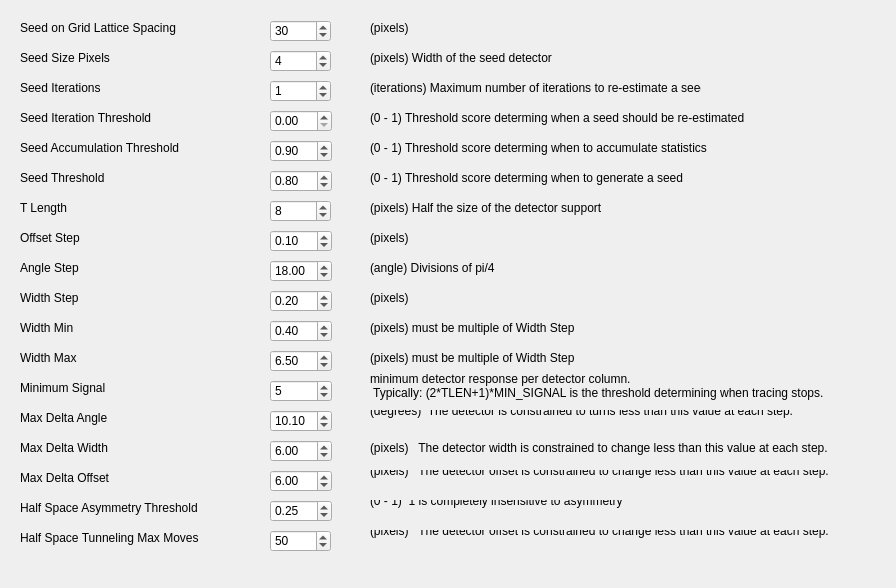
Before: the Qt Designer form src/WhiskerToolbox/Whisker_Widget/janelia_config.ui in paulmthompson/WhiskerToolbox, drawn with Qt 5.
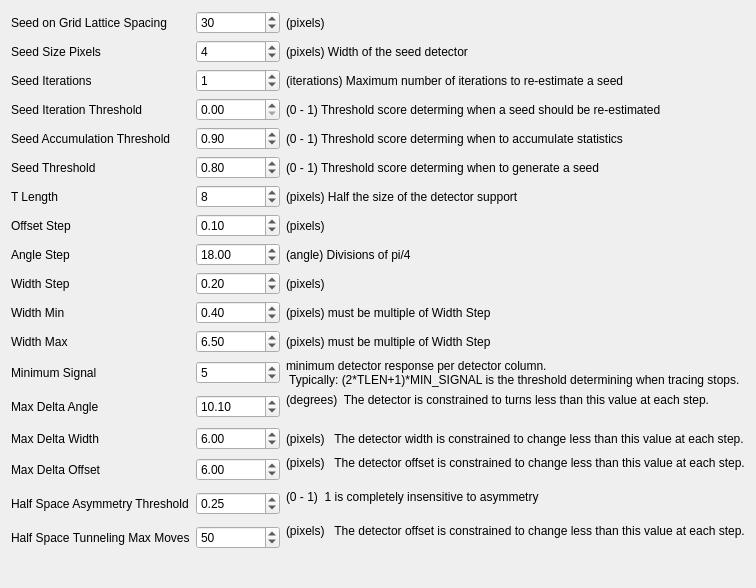
After: the same form once the commit is applied.

Commit message: better janelia layout

```diff
--- a/src/WhiskerToolbox/Whisker_Widget/janelia_config.ui
+++ b/src/WhiskerToolbox/Whisker_Widget/janelia_config.ui
@@ -6,239 +6,68 @@
    <rect>
     <x>0</x>
     <y>0</y>
-    <width>896</width>
+    <width>756</width>
     <height>588</height>
    </rect>
   </property>
   <property name="windowTitle">
    <string>Form</string>
   </property>
-  <widget class="QSpinBox" name="seed_on_grid_lattice_spacing">
-   <property name="geometry">
-    <rect>
-     <x>270</x>
-     <y>20</y>
-     <width>61</width>
-     <height>22</height>
-    </rect>
-   </property>
+  <layout class="QVBoxLayout" name="verticalLayout">
+   <item>
+    <layout class="QGridLayout" name="gridLayout">
+     <item row="11" column="1">
+      <widget class="QDoubleSpinBox" name="width_max">
+       <property name="maximum">
+        <double>10.000000000000000</double>
+       </property>
+       <property name="singleStep">
+        <double>0.010000000000000</double>
+       </property>
    <property name="value">
-    <number>30</number>
-   </property>
-  </widget>
-  <widget class="QLabel" name="label">
-   <property name="geometry">
-    <rect>
-     <x>20</x>
-     <y>20</y>
-     <width>181</width>
-     <height>16</height>
-    </rect>
-   </property>
+        <double>6.500000000000000</double>
+       </property>
+      </widget>
+     </item>
+     <item row="15" column="2">
+      <widget class="QLabel" name="label_34">
    <property name="text">
-    <string>Seed on Grid Lattice Spacing</string>
-   </property>
-  </widget>
-  <widget class="QLabel" name="label_2">
-   <property name="geometry">
-    <rect>
-     <x>20</x>
-     <y>50</y>
-     <width>161</width>
-     <height>16</height>
-    </rect>
-   </property>
+        <string>(pixels)   The detector offset is constrained to change less than this value at each step.
+</string>
+       </property>
+      </widget>
+     </item>
+     <item row="12" column="2">
+      <widget class="QLabel" name="label_31">
    <property name="text">
-    <string>Seed Size Pixels</string>
-   </property>
-  </widget>
-  <widget class="QSpinBox" name="seed_size_px">
-   <property name="geometry">
-    <rect>
-     <x>270</x>
-     <y>50</y>
-     <width>61</width>
-     <height>22</height>
-    </rect>
-   </property>
-   <property name="value">
-    <number>4</number>
-   </property>
-  </widget>
-  <widget class="QLabel" name="label_3">
-   <property name="geometry">
-    <rect>
-     <x>20</x>
-     <y>80</y>
-     <width>161</width>
-     <height>16</height>
-    </rect>
-   </property>
+        <string>minimum detector response per detector column.  
+ Typically: (2*TLEN+1)*MIN_SIGNAL is the threshold determining when tracing stops.</string>
+       </property>
+      </widget>
+     </item>
+     <item row="15" column="0">
+      <widget class="QLabel" name="label_24">
+       <property name="text">
+        <string>Max Delta Offset</string>
+       </property>
+      </widget>
+     </item>
+     <item row="16" column="0">
+      <widget class="QLabel" name="label_25">
    <property name="text">
-    <string>Seed Iterations</string>
-   </property>
-  </widget>
+        <string>Half Space Asymmetry Threshold</string>
+       </property>
+      </widget>
+     </item>
+     <item row="2" column="1">
   <widget class="QSpinBox" name="seed_iterations">
-   <property name="geometry">
-    <rect>
-     <x>270</x>
-     <y>80</y>
-     <width>61</width>
-     <height>22</height>
-    </rect>
-   </property>
    <property name="value">
     <number>1</number>
    </property>
   </widget>
-  <widget class="QLabel" name="label_4">
-   <property name="geometry">
-    <rect>
-     <x>370</x>
-     <y>20</y>
-     <width>181</width>
-     <height>16</height>
-    </rect>
-   </property>
-   <property name="text">
-    <string>(pixels)</string>
-   </property>
-  </widget>
-  <widget class="QLabel" name="label_5">
-   <property name="geometry">
-    <rect>
-     <x>370</x>
-     <y>50</y>
-     <width>261</width>
-     <height>16</height>
-    </rect>
-   </property>
-   <property name="text">
-    <string>(pixels) Width of the seed detector</string>
-   </property>
-  </widget>
-  <widget class="QLabel" name="label_6">
-   <property name="geometry">
-    <rect>
-     <x>370</x>
-     <y>80</y>
-     <width>331</width>
-     <height>16</height>
-    </rect>
-   </property>
-   <property name="text">
-    <string>(iterations) Maximum number of iterations to re-estimate a seed</string>
-   </property>
-  </widget>
-  <widget class="QLabel" name="label_7">
-   <property name="geometry">
-    <rect>
-     <x>20</x>
-     <y>110</y>
-     <width>161</width>
-     <height>16</height>
-    </rect>
-   </property>
-   <property name="text">
-    <string>Seed Iteration Threshold</string>
-   </property>
-  </widget>
-  <widget class="QDoubleSpinBox" name="seed_iteration_thres">
-   <property name="geometry">
-    <rect>
-     <x>270</x>
-     <y>110</y>
-     <width>62</width>
-     <height>22</height>
-    </rect>
-   </property>
-   <property name="maximum">
-    <double>1.000000000000000</double>
-   </property>
-   <property name="singleStep">
-    <double>0.010000000000000</double>
-   </property>
-  </widget>
-  <widget class="QLabel" name="label_8">
-   <property name="geometry">
-    <rect>
-     <x>370</x>
-     <y>110</y>
-     <width>401</width>
-     <height>16</height>
-    </rect>
-   </property>
-   <property name="text">
-    <string>(0 - 1) Threshold score determing when a seed should be re-estimated</string>
-   </property>
-  </widget>
-  <widget class="QLabel" name="label_9">
-   <property name="geometry">
-    <rect>
-     <x>20</x>
-     <y>140</y>
-     <width>161</width>
-     <height>16</height>
-    </rect>
-   </property>
-   <property name="text">
-    <string>Seed Accumulation Threshold</string>
-   </property>
-  </widget>
-  <widget class="QDoubleSpinBox" name="seed_accum_thresh">
-   <property name="geometry">
-    <rect>
-     <x>270</x>
-     <y>140</y>
-     <width>62</width>
-     <height>22</height>
-    </rect>
-   </property>
-   <property name="maximum">
-    <double>1.000000000000000</double>
-   </property>
-   <property name="singleStep">
-    <double>0.010000000000000</double>
-   </property>
-   <property name="value">
-    <double>0.900000000000000</double>
-   </property>
-  </widget>
-  <widget class="QLabel" name="label_10">
-   <property name="geometry">
-    <rect>
-     <x>370</x>
-     <y>140</y>
-     <width>401</width>
-     <height>16</height>
-    </rect>
-   </property>
-   <property name="text">
-    <string>(0 - 1) Threshold score determing when to accumulate statistics</string>
-   </property>
-  </widget>
-  <widget class="QLabel" name="label_11">
-   <property name="geometry">
-    <rect>
-     <x>20</x>
-     <y>170</y>
-     <width>161</width>
-     <height>16</height>
-    </rect>
-   </property>
-   <property name="text">
-    <string>Seed Threshold</string>
-   </property>
-  </widget>
+     </item>
+     <item row="5" column="1">
   <widget class="QDoubleSpinBox" name="seed_thres">
-   <property name="geometry">
-    <rect>
-     <x>270</x>
-     <y>170</y>
-     <width>62</width>
-     <height>22</height>
-    </rect>
-   </property>
    <property name="maximum">
     <double>1.000000000000000</double>
    </property>
@@ -249,125 +78,33 @@
     <double>0.800000000000000</double>
    </property>
   </widget>
-  <widget class="QLabel" name="label_12">
-   <property name="geometry">
-    <rect>
-     <x>370</x>
-     <y>170</y>
-     <width>401</width>
-     <height>16</height>
-    </rect>
-   </property>
-   <property name="text">
-    <string>(0 - 1) Threshold score determing when to generate a seed</string>
-   </property>
-  </widget>
-  <widget class="QLabel" name="label_13">
-   <property name="geometry">
-    <rect>
-     <x>20</x>
-     <y>200</y>
-     <width>49</width>
-     <height>16</height>
-    </rect>
-   </property>
-   <property name="text">
-    <string>T Length</string>
-   </property>
-  </widget>
+     </item>
+     <item row="6" column="1">
   <widget class="QSpinBox" name="tlen">
-   <property name="geometry">
-    <rect>
-     <x>270</x>
-     <y>200</y>
-     <width>61</width>
-     <height>22</height>
-    </rect>
-   </property>
    <property name="value">
     <number>8</number>
    </property>
   </widget>
-  <widget class="QLabel" name="label_14">
-   <property name="geometry">
-    <rect>
-     <x>370</x>
-     <y>200</y>
-     <width>401</width>
-     <height>16</height>
-    </rect>
-   </property>
-   <property name="text">
-    <string>(pixels) Half the size of the detector support</string>
-   </property>
-  </widget>
-  <widget class="QLabel" name="label_15">
-   <property name="geometry">
-    <rect>
-     <x>20</x>
-     <y>230</y>
-     <width>81</width>
-     <height>16</height>
-    </rect>
-   </property>
-   <property name="text">
-    <string>Offset Step</string>
-   </property>
-  </widget>
-  <widget class="QDoubleSpinBox" name="offset_step">
-   <property name="geometry">
-    <rect>
-     <x>270</x>
-     <y>230</y>
-     <width>62</width>
-     <height>22</height>
-    </rect>
-   </property>
+     </item>
+     <item row="3" column="1">
+      <widget class="QDoubleSpinBox" name="seed_iteration_thres">
    <property name="maximum">
     <double>1.000000000000000</double>
    </property>
    <property name="singleStep">
     <double>0.010000000000000</double>
    </property>
-   <property name="value">
-    <double>0.100000000000000</double>
-   </property>
-  </widget>
-  <widget class="QLabel" name="label_16">
-   <property name="geometry">
-    <rect>
-     <x>20</x>
-     <y>260</y>
-     <width>81</width>
-     <height>16</height>
-    </rect>
-   </property>
+      </widget>
+     </item>
+     <item row="4" column="2">
+      <widget class="QLabel" name="label_10">
    <property name="text">
-    <string>Angle Step</string>
-   </property>
-  </widget>
-  <widget class="QLabel" name="label_17">
-   <property name="geometry">
-    <rect>
-     <x>370</x>
-     <y>230</y>
-     <width>401</width>
-     <height>16</height>
-    </rect>
-   </property>
-   <property name="text">
-    <string>(pixels)</string>
-   </property>
-  </widget>
+        <string>(0 - 1) Threshold score determing when to accumulate statistics</string>
+       </property>
+      </widget>
+     </item>
+     <item row="8" column="1">
   <widget class="QDoubleSpinBox" name="angle_step">
-   <property name="geometry">
-    <rect>
-     <x>270</x>
-     <y>260</y>
-     <width>62</width>
-     <height>22</height>
-    </rect>
-   </property>
    <property name="maximum">
     <double>30.000000000000000</double>
    </property>
@@ -378,124 +115,43 @@
     <double>18.000000000000000</double>
    </property>
   </widget>
-  <widget class="QLabel" name="label_18">
-   <property name="geometry">
-    <rect>
-     <x>20</x>
-     <y>290</y>
-     <width>81</width>
-     <height>16</height>
-    </rect>
-   </property>
-   <property name="text">
-    <string>Width Step</string>
-   </property>
-  </widget>
-  <widget class="QDoubleSpinBox" name="width_step">
-   <property name="geometry">
-    <rect>
-     <x>270</x>
-     <y>290</y>
-     <width>62</width>
-     <height>22</height>
-    </rect>
-   </property>
+     </item>
+     <item row="14" column="1">
+      <widget class="QDoubleSpinBox" name="max_delta_width">
    <property name="maximum">
-    <double>1.000000000000000</double>
+        <double>20.000000000000000</double>
    </property>
    <property name="singleStep">
     <double>0.010000000000000</double>
    </property>
    <property name="value">
-    <double>0.200000000000000</double>
-   </property>
-  </widget>
-  <widget class="QLabel" name="label_19">
-   <property name="geometry">
-    <rect>
-     <x>20</x>
-     <y>320</y>
-     <width>81</width>
-     <height>16</height>
-    </rect>
-   </property>
-   <property name="text">
-    <string>Width Min</string>
-   </property>
-  </widget>
-  <widget class="QDoubleSpinBox" name="width_min">
-   <property name="geometry">
-    <rect>
-     <x>270</x>
-     <y>320</y>
-     <width>62</width>
-     <height>22</height>
-    </rect>
-   </property>
-   <property name="maximum">
-    <double>1.000000000000000</double>
-   </property>
-   <property name="singleStep">
-    <double>0.010000000000000</double>
-   </property>
+        <double>6.000000000000000</double>
+       </property>
+      </widget>
+     </item>
+     <item row="0" column="1">
+      <widget class="QSpinBox" name="seed_on_grid_lattice_spacing">
    <property name="value">
-    <double>0.400000000000000</double>
-   </property>
-  </widget>
-  <widget class="QLabel" name="label_20">
-   <property name="geometry">
-    <rect>
-     <x>20</x>
-     <y>350</y>
-     <width>81</width>
-     <height>16</height>
-    </rect>
-   </property>
+        <number>30</number>
+       </property>
+      </widget>
+     </item>
+     <item row="5" column="2">
+      <widget class="QLabel" name="label_12">
    <property name="text">
-    <string>Width Max</string>
-   </property>
-  </widget>
-  <widget class="QDoubleSpinBox" name="width_max">
-   <property name="geometry">
-    <rect>
-     <x>270</x>
-     <y>350</y>
-     <width>62</width>
-     <height>22</height>
-    </rect>
-   </property>
-   <property name="maximum">
-    <double>10.000000000000000</double>
-   </property>
-   <property name="singleStep">
-    <double>0.010000000000000</double>
-   </property>
-   <property name="value">
-    <double>6.500000000000000</double>
-   </property>
-  </widget>
-  <widget class="QLabel" name="label_21">
-   <property name="geometry">
-    <rect>
-     <x>20</x>
-     <y>380</y>
-     <width>161</width>
-     <height>16</height>
-    </rect>
-   </property>
+        <string>(0 - 1) Threshold score determing when to generate a seed</string>
+       </property>
+      </widget>
+     </item>
+     <item row="6" column="2">
+      <widget class="QLabel" name="label_14">
    <property name="text">
-    <string>Minimum Signal</string>
-   </property>
-  </widget>
+        <string>(pixels) Half the size of the detector support</string>
+       </property>
+      </widget>
+     </item>
+     <item row="12" column="1">
   <widget class="QDoubleSpinBox" name="min_signal">
-   <property name="geometry">
-    <rect>
-     <x>270</x>
-     <y>380</y>
-     <width>62</width>
-     <height>22</height>
-    </rect>
-   </property>
    <property name="decimals">
     <number>0</number>
    </property>
@@ -509,159 +165,63 @@
     <double>5.000000000000000</double>
    </property>
   </widget>
-  <widget class="QLabel" name="label_22">
-   <property name="geometry">
-    <rect>
-     <x>20</x>
-     <y>410</y>
-     <width>161</width>
-     <height>16</height>
-    </rect>
-   </property>
+     </item>
+     <item row="3" column="0">
+      <widget class="QLabel" name="label_7">
+       <property name="text">
+        <string>Seed Iteration Threshold</string>
+       </property>
+      </widget>
+     </item>
+     <item row="4" column="1">
+      <widget class="QDoubleSpinBox" name="seed_accum_thresh">
+       <property name="maximum">
+        <double>1.000000000000000</double>
+       </property>
+       <property name="singleStep">
+        <double>0.010000000000000</double>
+       </property>
+       <property name="value">
+        <double>0.900000000000000</double>
+       </property>
+      </widget>
+     </item>
+     <item row="10" column="1">
+      <widget class="QDoubleSpinBox" name="width_min">
+       <property name="maximum">
+        <double>1.000000000000000</double>
+       </property>
+       <property name="singleStep">
+        <double>0.010000000000000</double>
+       </property>
+       <property name="value">
+        <double>0.400000000000000</double>
+       </property>
+      </widget>
+     </item>
+     <item row="14" column="2">
+      <widget class="QLabel" name="label_33">
    <property name="text">
-    <string>Max Delta Angle</string>
-   </property>
-  </widget>
+        <string>(pixels)   The detector width is constrained to change less than this value at each step.</string>
+       </property>
+      </widget>
+     </item>
+     <item row="10" column="0">
+      <widget class="QLabel" name="label_19">
+       <property name="text">
+        <string>Width Min</string>
+       </property>
+      </widget>
+     </item>
+     <item row="14" column="0">
   <widget class="QLabel" name="label_23">
-   <property name="geometry">
-    <rect>
-     <x>20</x>
-     <y>440</y>
-     <width>161</width>
-     <height>16</height>
-    </rect>
-   </property>
    <property name="text">
     <string>Max Delta Width</string>
    </property>
   </widget>
-  <widget class="QLabel" name="label_24">
-   <property name="geometry">
-    <rect>
-     <x>20</x>
-     <y>470</y>
-     <width>161</width>
-     <height>16</height>
-    </rect>
-   </property>
-   <property name="text">
-    <string>Max Delta Offset</string>
-   </property>
-  </widget>
-  <widget class="QLabel" name="label_25">
-   <property name="geometry">
-    <rect>
-     <x>20</x>
-     <y>500</y>
-     <width>201</width>
-     <height>16</height>
-    </rect>
-   </property>
-   <property name="text">
-    <string>Half Space Asymmetry Threshold</string>
-   </property>
-  </widget>
-  <widget class="QLabel" name="label_26">
-   <property name="geometry">
-    <rect>
-     <x>20</x>
-     <y>530</y>
-     <width>201</width>
-     <height>16</height>
-    </rect>
-   </property>
-   <property name="text">
-    <string>Half Space Tunneling Max Moves</string>
-   </property>
-  </widget>
-  <widget class="QSpinBox" name="half_space_tunneling_max_moves">
-   <property name="geometry">
-    <rect>
-     <x>270</x>
-     <y>530</y>
-     <width>61</width>
-     <height>22</height>
-    </rect>
-   </property>
-   <property name="value">
-    <number>50</number>
-   </property>
-  </widget>
-  <widget class="QLabel" name="label_27">
-   <property name="geometry">
-    <rect>
-     <x>370</x>
-     <y>260</y>
-     <width>401</width>
-     <height>16</height>
-    </rect>
-   </property>
-   <property name="text">
-    <string>(angle) Divisions of pi/4</string>
-   </property>
-  </widget>
-  <widget class="QLabel" name="label_28">
-   <property name="geometry">
-    <rect>
-     <x>370</x>
-     <y>290</y>
-     <width>401</width>
-     <height>16</height>
-    </rect>
-   </property>
-   <property name="text">
-    <string>(pixels)</string>
-   </property>
-  </widget>
-  <widget class="QLabel" name="label_29">
-   <property name="geometry">
-    <rect>
-     <x>370</x>
-     <y>320</y>
-     <width>401</width>
-     <height>16</height>
-    </rect>
-   </property>
-   <property name="text">
-    <string>(pixels) must be multiple of Width Step</string>
-   </property>
-  </widget>
-  <widget class="QLabel" name="label_30">
-   <property name="geometry">
-    <rect>
-     <x>370</x>
-     <y>350</y>
-     <width>401</width>
-     <height>16</height>
-    </rect>
-   </property>
-   <property name="text">
-    <string>(pixels) must be multiple of Width Step</string>
-   </property>
-  </widget>
-  <widget class="QLabel" name="label_31">
-   <property name="geometry">
-    <rect>
-     <x>370</x>
-     <y>370</y>
-     <width>491</width>
-     <height>31</height>
-    </rect>
-   </property>
-   <property name="text">
-    <string>minimum detector response per detector column.  
- Typically: (2*TLEN+1)*MIN_SIGNAL is the threshold determining when tracing stops.</string>
-   </property>
-  </widget>
+     </item>
+     <item row="13" column="1">
   <widget class="QDoubleSpinBox" name="max_delta_angle">
-   <property name="geometry">
-    <rect>
-     <x>270</x>
-     <y>410</y>
-     <width>62</width>
-     <height>22</height>
-    </rect>
-   </property>
    <property name="maximum">
     <double>100.000000000000000</double>
    </property>
@@ -672,48 +232,72 @@
     <double>10.100000000000000</double>
    </property>
   </widget>
-  <widget class="QLabel" name="label_32">
-   <property name="geometry">
-    <rect>
-     <x>370</x>
-     <y>410</y>
-     <width>491</width>
-     <height>16</height>
-    </rect>
-   </property>
-   <property name="text">
-    <string>(degrees)  The detector is constrained to turns less than this value at each step.
-</string>
-   </property>
-  </widget>
-  <widget class="QDoubleSpinBox" name="max_delta_width">
-   <property name="geometry">
-    <rect>
-     <x>270</x>
-     <y>440</y>
-     <width>62</width>
-     <height>22</height>
-    </rect>
-   </property>
-   <property name="maximum">
-    <double>20.000000000000000</double>
-   </property>
-   <property name="singleStep">
-    <double>0.010000000000000</double>
-   </property>
+     </item>
+     <item row="1" column="1">
+      <widget class="QSpinBox" name="seed_size_px">
    <property name="value">
-    <double>6.000000000000000</double>
-   </property>
-  </widget>
+        <number>4</number>
+       </property>
+      </widget>
+     </item>
+     <item row="8" column="0">
+      <widget class="QLabel" name="label_16">
+       <property name="text">
+        <string>Angle Step</string>
+       </property>
+      </widget>
+     </item>
+     <item row="11" column="2">
+      <widget class="QLabel" name="label_30">
+       <property name="text">
+        <string>(pixels) must be multiple of Width Step</string>
+       </property>
+      </widget>
+     </item>
+     <item row="10" column="2">
+      <widget class="QLabel" name="label_29">
+       <property name="text">
+        <string>(pixels) must be multiple of Width Step</string>
+       </property>
+      </widget>
+     </item>
+     <item row="2" column="0">
+      <widget class="QLabel" name="label_3">
+       <property name="text">
+        <string>Seed Iterations</string>
+       </property>
+      </widget>
+     </item>
+     <item row="7" column="2">
+      <widget class="QLabel" name="label_17">
+       <property name="text">
+        <string>(pixels)</string>
+       </property>
+      </widget>
+     </item>
+     <item row="1" column="2">
+      <widget class="QLabel" name="label_5">
+       <property name="text">
+        <string>(pixels) Width of the seed detector</string>
+       </property>
+      </widget>
+     </item>
+     <item row="0" column="0">
+      <widget class="QLabel" name="label">
+       <property name="text">
+        <string>Seed on Grid Lattice Spacing</string>
+       </property>
+      </widget>
+     </item>
+     <item row="11" column="0">
+      <widget class="QLabel" name="label_20">
+       <property name="text">
+        <string>Width Max</string>
+       </property>
+      </widget>
+     </item>
+     <item row="15" column="1">
   <widget class="QDoubleSpinBox" name="max_delta_offset">
-   <property name="geometry">
-    <rect>
-     <x>270</x>
-     <y>470</y>
-     <width>62</width>
-     <height>22</height>
-    </rect>
-   </property>
    <property name="maximum">
     <double>20.000000000000000</double>
    </property>
@@ -724,42 +308,9 @@
     <double>6.000000000000000</double>
    </property>
   </widget>
-  <widget class="QLabel" name="label_33">
-   <property name="geometry">
-    <rect>
-     <x>370</x>
-     <y>440</y>
-     <width>491</width>
-     <height>16</height>
-    </rect>
-   </property>
-   <property name="text">
-    <string>(pixels)   The detector width is constrained to change less than this value at each step.</string>
-   </property>
-  </widget>
-  <widget class="QLabel" name="label_34">
-   <property name="geometry">
-    <rect>
-     <x>370</x>
-     <y>470</y>
-     <width>491</width>
-     <height>16</height>
-    </rect>
-   </property>
-   <property name="text">
-    <string>(pixels)   The detector offset is constrained to change less than this value at each step.
-</string>
-   </property>
-  </widget>
+     </item>
+     <item row="16" column="1">
   <widget class="QDoubleSpinBox" name="half_space_asymmetry_threshold">
-   <property name="geometry">
-    <rect>
-     <x>270</x>
-     <y>500</y>
-     <width>62</width>
-     <height>22</height>
-    </rect>
-   </property>
    <property name="maximum">
     <double>1.000000000000000</double>
    </property>
@@ -770,34 +321,178 @@
     <double>0.250000000000000</double>
    </property>
   </widget>
+     </item>
+     <item row="13" column="0">
+      <widget class="QLabel" name="label_22">
+       <property name="text">
+        <string>Max Delta Angle</string>
+       </property>
+      </widget>
+     </item>
+     <item row="1" column="0">
+      <widget class="QLabel" name="label_2">
+       <property name="text">
+        <string>Seed Size Pixels</string>
+       </property>
+      </widget>
+     </item>
+     <item row="2" column="2">
+      <widget class="QLabel" name="label_6">
+       <property name="text">
+        <string>(iterations) Maximum number of iterations to re-estimate a seed</string>
+       </property>
+      </widget>
+     </item>
+     <item row="0" column="2">
+      <widget class="QLabel" name="label_4">
+       <property name="text">
+        <string>(pixels)</string>
+       </property>
+      </widget>
+     </item>
+     <item row="4" column="0">
+      <widget class="QLabel" name="label_9">
+       <property name="text">
+        <string>Seed Accumulation Threshold</string>
+       </property>
+      </widget>
+     </item>
+     <item row="8" column="2">
+      <widget class="QLabel" name="label_27">
+       <property name="text">
+        <string>(angle) Divisions of pi/4</string>
+       </property>
+      </widget>
+     </item>
+     <item row="9" column="0">
+      <widget class="QLabel" name="label_18">
+       <property name="text">
+        <string>Width Step</string>
+       </property>
+      </widget>
+     </item>
+     <item row="12" column="0">
+      <widget class="QLabel" name="label_21">
+       <property name="text">
+        <string>Minimum Signal</string>
+       </property>
+      </widget>
+     </item>
+     <item row="6" column="0">
+      <widget class="QLabel" name="label_13">
+       <property name="text">
+        <string>T Length</string>
+       </property>
+      </widget>
+     </item>
+     <item row="9" column="2">
+      <widget class="QLabel" name="label_28">
+       <property name="text">
+        <string>(pixels)</string>
+       </property>
+      </widget>
+     </item>
+     <item row="3" column="2">
+      <widget class="QLabel" name="label_8">
+       <property name="text">
+        <string>(0 - 1) Threshold score determing when a seed should be re-estimated</string>
+       </property>
+      </widget>
+     </item>
+     <item row="13" column="2">
+      <widget class="QLabel" name="label_32">
+       <property name="text">
+        <string>(degrees)  The detector is constrained to turns less than this value at each step.
+</string>
+       </property>
+      </widget>
+     </item>
+     <item row="16" column="2">
   <widget class="QLabel" name="label_35">
-   <property name="geometry">
-    <rect>
-     <x>370</x>
-     <y>500</y>
-     <width>491</width>
-     <height>16</height>
-    </rect>
-   </property>
    <property name="text">
     <string>(0 - 1)  1 is completely insensitive to asymmetry
 </string>
    </property>
   </widget>
+     </item>
+     <item row="9" column="1">
+      <widget class="QDoubleSpinBox" name="width_step">
+       <property name="maximum">
+        <double>1.000000000000000</double>
+       </property>
+       <property name="singleStep">
+        <double>0.010000000000000</double>
+       </property>
+       <property name="value">
+        <double>0.200000000000000</double>
+       </property>
+      </widget>
+     </item>
+     <item row="7" column="1">
+      <widget class="QDoubleSpinBox" name="offset_step">
+       <property name="maximum">
+        <double>1.000000000000000</double>
+       </property>
+       <property name="singleStep">
+        <double>0.010000000000000</double>
+       </property>
+       <property name="value">
+        <double>0.100000000000000</double>
+       </property>
+      </widget>
+     </item>
+     <item row="7" column="0">
+      <widget class="QLabel" name="label_15">
+       <property name="text">
+        <string>Offset Step</string>
+       </property>
+      </widget>
+     </item>
+     <item row="5" column="0">
+      <widget class="QLabel" name="label_11">
+       <property name="text">
+        <string>Seed Threshold</string>
+       </property>
+      </widget>
+     </item>
+     <item row="17" column="0">
+      <widget class="QLabel" name="label_26">
+       <property name="text">
+        <string>Half Space Tunneling Max Moves</string>
+       </property>
+      </widget>
+     </item>
+     <item row="17" column="1">
+      <widget class="QSpinBox" name="half_space_tunneling_max_moves">
+       <property name="value">
+        <number>50</number>
+       </property>
+      </widget>
+     </item>
+     <item row="17" column="2">
   <widget class="QLabel" name="label_36">
-   <property name="geometry">
-    <rect>
-     <x>370</x>
-     <y>530</y>
-     <width>491</width>
-     <height>16</height>
-    </rect>
-   </property>
    <property name="text">
     <string>(pixels)   The detector offset is constrained to change less than this value at each step.
 </string>
    </property>
   </widget>
+     </item>
+    </layout>
+   </item>
+   <item>
+    <spacer name="verticalSpacer">
+     <property name="orientation">
+      <enum>Qt::Orientation::Vertical</enum>
+     </property>
+     <property name="sizeHint" stdset="0">
+      <size>
+       <width>20</width>
+       <height>40</height>
+      </size>
+     </property>
+    </spacer>
+   </item>
+  </layout>
  </widget>
  <resources/>
  <connections/>
```
Lines whose indentation alone changed are shown as unchanged.
